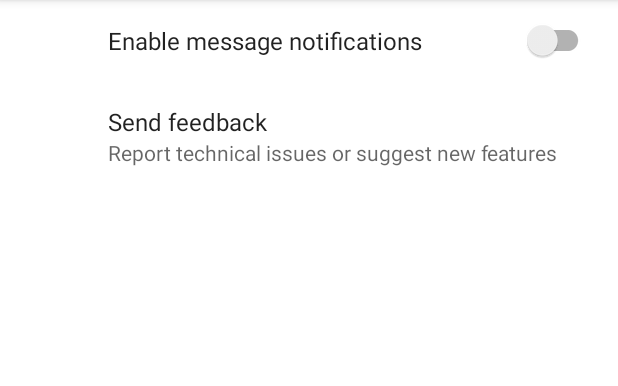
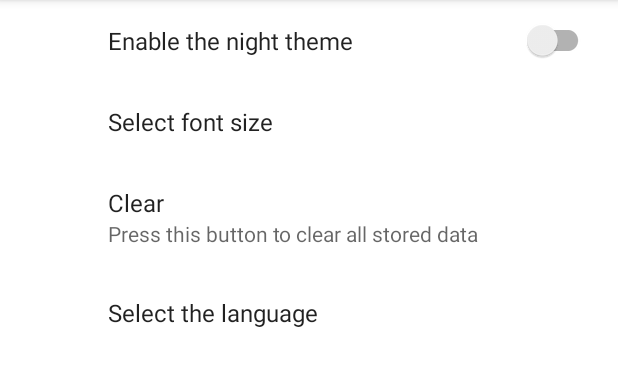
Before and after one commit to aneroid11/SoftwareDesignLabs, an Android app: the SettingsFragment screen opened directly, with no data from a screen before it, on a phone screen of 412 x 824 dp, the part 84-470 px from its top. Run offline under Robolectric (Android 15) with nearby library versions, the phone set to English and light mode, and no system bars; our stand-ins replace androidx.preference.

Commit message:
all the needed settings

```diff
--- /dev/null
+++ b/TabataTimer/app/src/main/res/values/arrays.xml
@@ -0,0 +1,13 @@
+<?xml version="1.0" encoding="utf-8"?>
+<resources>
+    <array name="font_size_entries">
+        <item>@string/small</item>
+        <item>@string/medium</item>
+        <item>@string/large</item>
+    </array>
+
+    <array name="select_lang_entries">
+        <item>@string/english</item>
+        <item>@string/russian</item>
+    </array>
+</resources>
--- a/TabataTimer/app/src/main/res/values/strings.xml
+++ b/TabataTimer/app/src/main/res/values/strings.xml
@@ -1,3 +1,13 @@
 <resources>
     <string name="app_name">Tabata Timer</string>
+    <string name="enable_night_theme">Enable the night theme</string>
+    <string name="select_font_size">Select font size</string>
+    <string name="clear">Clear</string>
+    <string name="press_this_to_clear_data">Press this button to clear all stored data</string>
+    <string name="select_language">Select the language</string>
+    <string name="small">Small</string>
+    <string name="medium">Medium</string>
+    <string name="large">Large</string>
+    <string name="english">English</string>
+    <string name="russian">Russian</string>
 </resources>
--- a/TabataTimer/app/src/main/res/xml/settings.xml
+++ b/TabataTimer/app/src/main/res/xml/settings.xml
@@ -3,11 +3,23 @@
     xmlns:app="http://schemas.android.com/apk/res-auto">
 
     <SwitchPreferenceCompat
-        app:key="notifications"
-        app:title="Enable message notifications"/>
+        app:key="night_theme_on"
+        app:title="@string/enable_night_theme" />
+
+    <DropDownPreference
+        app:key="font_size"
+        app:title="@string/select_font_size"
+        app:entries="@array/font_size_entries"
+        app:entryValues="@array/font_size_entries" />
 
     <Preference
-        app:key="feedback"
-        app:title="Send feedback"
-        app:summary="Report technical issues or suggest new features"/>
+        app:key="clear_data"
+        app:title="@string/clear"
+        app:summary="@string/press_this_to_clear_data" />
+
+    <DropDownPreference
+        app:key="select_lang"
+        app:title="@string/select_language"
+        app:entries="@array/select_lang_entries"
+        app:entryValues="@array/select_lang_entries" />
 </PreferenceScreen>
```
